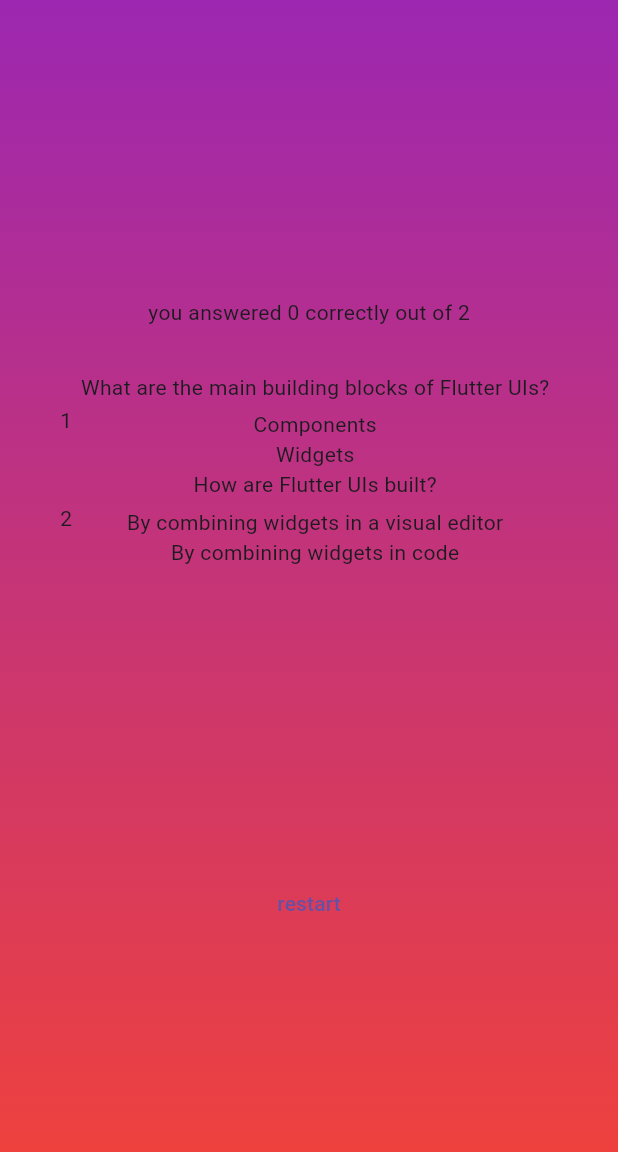
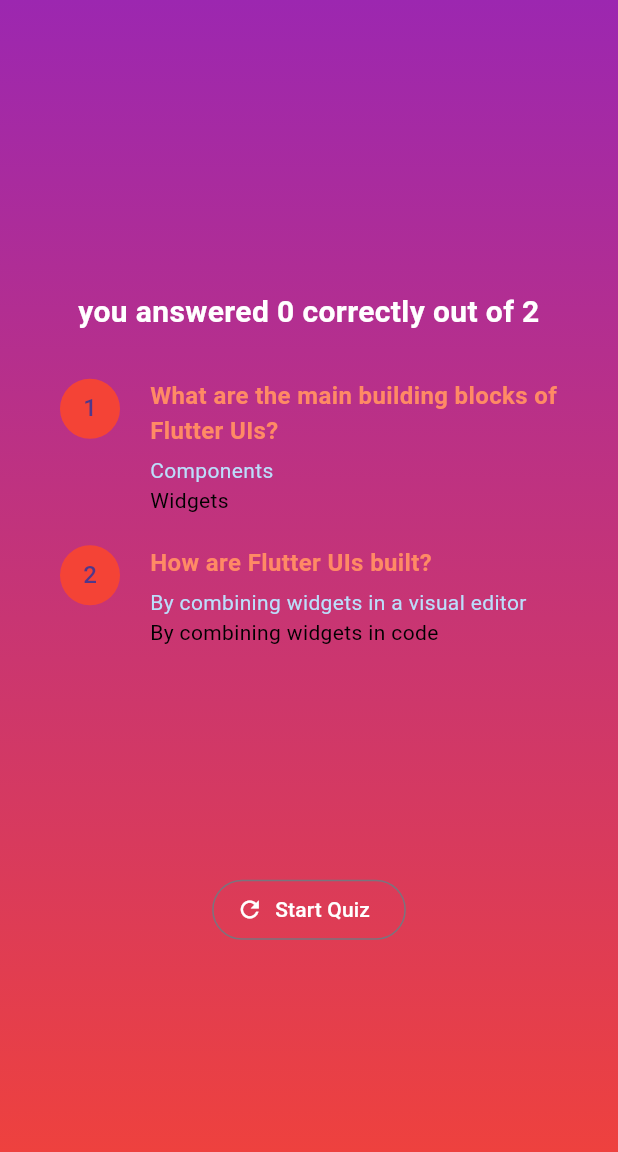
Before and after one commit to renan-baialuna/advBasicsFlutter, a Flutter app: the screen it shows after launch, after a tap on "Start Quiz", after a tap on "Components", after a tap on "By combining widgets in a visual editor", on a phone screen of 412 x 824 dp. Shown: the top 1152 px of the screen. Run offline on Flutter 3.47's test engine with Material 3 defaults, Android fonts, the phone set to English and light mode, and no system bars; our stand-ins replace google_fonts.

Commit message:
adiciona ordem aos elementos no resultado

```diff
--- a/lib/questions_summary.dart
+++ b/lib/questions_summary.dart
@@ -5,25 +5,69 @@ class QuestionsSummary extends StatelessWidget {
 
   final List<Map<String, Object>> summaryData;
 
+  Color getReturnColor(bool right) {
+    if (right) {
+      return Colors.green;
+    } else {
+      return Colors.red;
+    }
+  }
+
   @override
   Widget build(BuildContext context) {
     return SizedBox(
       height: 300,
       child: SingleChildScrollView(
         child: Column(
+          crossAxisAlignment: CrossAxisAlignment.end,
           children: summaryData.map((data) {
+            bool isCorrect = identical((data['user_answer'] as String),
+                (data['correct_answer'] as String));
             return Row(
+              mainAxisAlignment: MainAxisAlignment.spaceBetween,
+              crossAxisAlignment: CrossAxisAlignment.start,
               children: [
-                Text(((data['question_index'] as int) + 1).toString()),
+                CircleAvatar(
+                  radius: 20,
+                  child: Text(((data['question_index'] as int) + 1).toString()),
+                  backgroundColor: getReturnColor(isCorrect),
+                ),
+                SizedBox(
+                  width: 20,
+                ),
                 Expanded(
                   child: Column(
+                  mainAxisSize: MainAxisSize.min,
+                  crossAxisAlignment: CrossAxisAlignment.stretch,
                     children: [
-                      Text(data['question'] as String),
+                      Text(
+                        data['question'] as String,
+                        textAlign: TextAlign.left,
+                        style: TextStyle(
+                          color: Colors.deepOrange.shade300,
+                          fontSize: 16,
+                          fontWeight: FontWeight.bold
+
+                        ),
+                      ),
                       const SizedBox(
                         height: 5,
                       ),
-                      Text(data['user_answer'] as String),
-                      Text(data['correct_answer'] as String),
+                      Text(
+                        data['user_answer'] as String,
+                        style: TextStyle(color: Colors.blue.shade100),
+                        textAlign: TextAlign.left,
+                      ),
+                      Text(
+                        data['correct_answer'] as String,
+                        textAlign: TextAlign.left,
+                        style: TextStyle(
+                          color: Colors.black,
+                        ),
+                      ),
+                      SizedBox(
+                        height: 20
+                      ),
                     ],
                   ),
                 )
--- a/lib/quiz.dart
+++ b/lib/quiz.dart
@@ -37,12 +37,24 @@ class _Quiz extends State<Quiz> {
         activeScreen = 'results-screen';
       });
     }
+
+    if (selectedAnswers.isEmpty) {
+      activeScreen = 'to-start';
+      print('aqui 2');
+    }
   }
 
   void switchScreen() {
     setState(() {
       // activeScreen = QuestionsScreen();
       activeScreen = 'questions-screen';
+    });
+  }
+
+  void switchStart() {
+        setState(() {
+      // activeScreen = QuestionsScreen();
+      activeScreen = 'start-screen';
     });
   }
 
@@ -60,6 +72,11 @@ class _Quiz extends State<Quiz> {
     }
     if (activeScreen == 'results-screen') {
       screenWidget = ResultsScreen(choosenAnwers: selectedAnswers);
+
+    }
+
+    if (activeScreen == 'to-start') {
+      screenWidget = StartScreen(switchStart);
     }
 
     return MaterialApp(
--- a/lib/results_screen.dart
+++ b/lib/results_screen.dart
@@ -3,7 +3,10 @@ import 'package:flutter/material.dart';
 import 'package:adv_basics/data/questions.dart';
 
 class ResultsScreen extends StatelessWidget {
-  final List<String> choosenAnwers;
+  List<String> choosenAnwers;
+
+  bool toStart = false;
+
   List<Map<String, Object>> getSumaryData() {
     final List<Map<String, Object>> summary = [];
 
@@ -20,7 +23,7 @@ class ResultsScreen extends StatelessWidget {
     return summary;
   }
 
-  const ResultsScreen({super.key, required this.choosenAnwers});
+  ResultsScreen({super.key, required this.choosenAnwers});
   @override
   Widget build(BuildContext context) {
     final summaryData = getSumaryData();
@@ -29,7 +32,14 @@ class ResultsScreen extends StatelessWidget {
       return data['correct_answer'] == data['user_answer'];
     }).length;
 
-    void startOver() {}
+    // screenWidget = ResultsScreen(choosenAnwers: selectedAnswers);
+
+    void startOver() {
+      print('foi');
+      toStart = true;
+
+      choosenAnwers = [];
+    }
 
     return SizedBox(
       width: double.infinity,
@@ -38,7 +48,14 @@ class ResultsScreen extends StatelessWidget {
         child: Column(
           mainAxisAlignment: MainAxisAlignment.center,
           children: [
-            Text('you answered $numCorrectQuestions correctly out of $numTotalQuestions'),
+            Text(
+              'you answered $numCorrectQuestions correctly out of $numTotalQuestions',
+              style: TextStyle(
+                  color: Colors.white,
+                  fontSize: 20,
+                  fontWeight: FontWeight.bold),
+                  textAlign: TextAlign.center
+            ),
             SizedBox(
               height: 30,
             ),
@@ -46,9 +63,11 @@ class ResultsScreen extends StatelessWidget {
             SizedBox(
               height: 30,
             ),
-            TextButton(
-              onPressed: () {},
-              child: Text('restart'))
+            OutlinedButton.icon(
+              onPressed: startOver,
+              style: OutlinedButton.styleFrom(foregroundColor: Colors.white),
+              icon: Icon(Icons.refresh_outlined),
+              label: Text('Start Quiz')),
           ],
         ),
       ),
```
